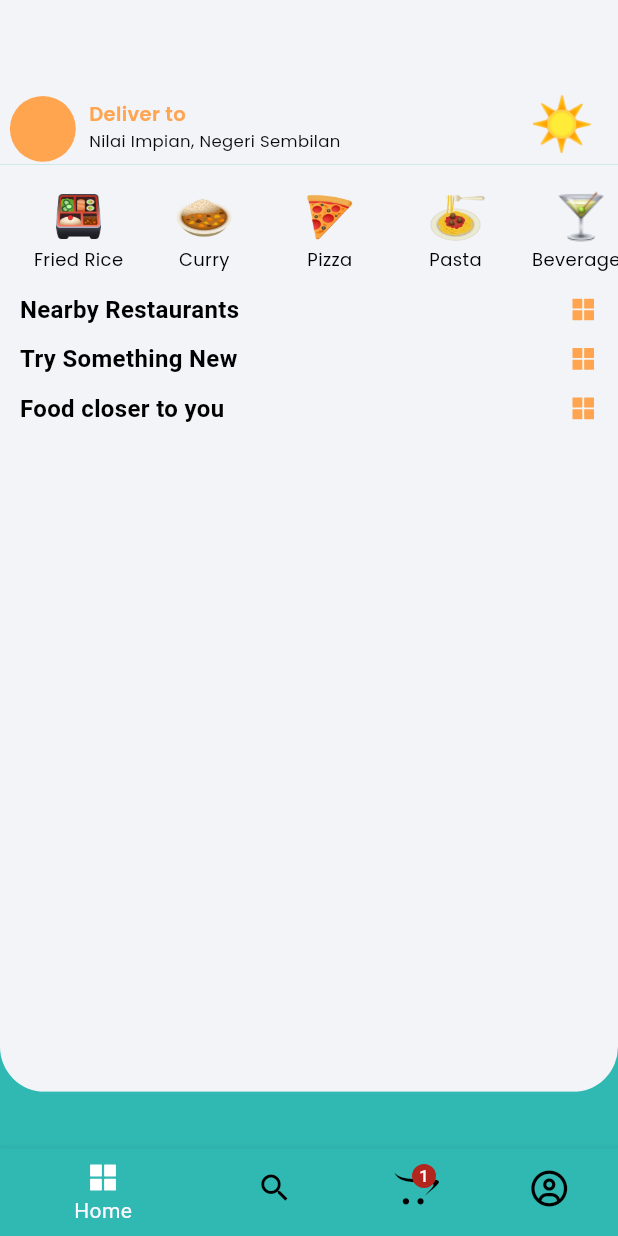
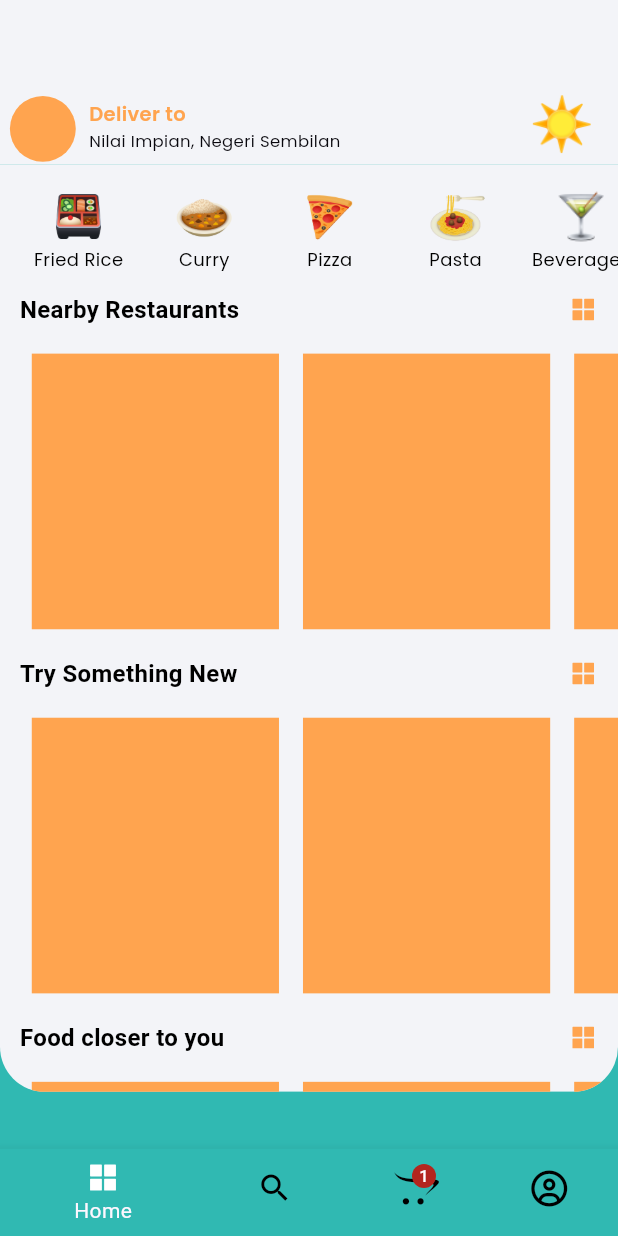
Before and after one commit to asyrafahmad/foodly_app, a Flutter app: the screen it shows after launch, on a phone screen of 412 x 824 dp. Run offline on Flutter 3.47's test engine with Material 3 defaults, Android fonts, the phone set to English and light mode, and no system bars; our stand-ins replace flutter_screenutil, flutter_vector_icons, get, google_fonts.

Commit message:
[Add] NearbyRestaurantList and FoodsList

```diff
--- a/lib/views/home/home_page.dart
+++ b/lib/views/home/home_page.dart
@@ -8,6 +8,8 @@ import 'package:foodly_app/views/home/all_fastest_food.dart';
 import 'package:foodly_app/views/home/all_nearby_restaurants.dart';
 import 'package:foodly_app/views/home/recommendations.dart';
 import 'package:foodly_app/views/home/widgets/category_list.dart';
+import 'package:foodly_app/views/home/widgets/food_list.dart';
+import 'package:foodly_app/views/home/widgets/nearby_restaurant_list.dart';
 import 'package:get/get.dart';
 
 class HomePage extends StatelessWidget {
@@ -33,7 +35,9 @@ class HomePage extends StatelessWidget {
                     transition: Transition.cupertino,
                     duration: const Duration(milliseconds: 300),
                   );
-                }),
+                }
+              ),
+              const NearbyRestaurantsList(),
               Heading(
                 text: 'Try Something New',
                 onTap: () {
@@ -41,7 +45,9 @@ class HomePage extends StatelessWidget {
                     transition: Transition.cupertino,
                     duration: const Duration(milliseconds: 300),
                   );
-              }),
+                }
+              ),
+              const FoodList(),
               Heading(
                 text: 'Food closer to you',
                 onTap: () {
@@ -49,7 +55,9 @@ class HomePage extends StatelessWidget {
                     transition: Transition.cupertino,
                     duration: const Duration(milliseconds: 300),
                   );
-              }),
+                }
+              ),
+              const FoodList(),
             ],
           )
         ),
--- /dev/null
+++ b/lib/views/home/widgets/food_list.dart
@@ -0,0 +1,32 @@
+import 'package:flutter/material.dart';
+import 'package:flutter_screenutil/flutter_screenutil.dart';
+import 'package:foodly_app/constants/constants.dart';
+import 'package:foodly_app/constants/uidata.dart';
+
+class FoodList extends StatelessWidget {
+  const FoodList({super.key});
+
+  @override
+  Widget build(BuildContext context) {
+    return Container(
+      height: 210.h,
+      padding: EdgeInsets.only(left: 12.w, top: 10.h),
+      child: ListView(
+        scrollDirection: Axis.horizontal,
+        children: List.generate(foods.length, (i) {
+          var food = foods[i];
+
+          return Padding(
+            padding: const EdgeInsets.all(8.0),
+            child: Container(
+              height: 200.h,
+              width: 150.w,
+              color: kSecondary,
+            ),
+          );
+
+        }),
+      ),
+    );
+  }
+}
--- /dev/null
+++ b/lib/views/home/widgets/nearby_restaurant_list.dart
@@ -0,0 +1,32 @@
+import 'package:flutter/material.dart';
+import 'package:flutter_screenutil/flutter_screenutil.dart';
+import 'package:foodly_app/constants/constants.dart';
+import 'package:foodly_app/constants/uidata.dart';
+
+class NearbyRestaurantsList extends StatelessWidget {
+  const NearbyRestaurantsList({super.key});
+
+  @override
+  Widget build(BuildContext context) {
+    return Container(
+      height: 210.h,
+      padding: EdgeInsets.only(left: 12.w, top: 10.h),
+      child: ListView(
+        scrollDirection: Axis.horizontal,
+        children: List.generate(restaurants.length, (i) {
+          var restaurant = restaurants[i];
+
+          return Padding(
+            padding: const EdgeInsets.all(8.0),
+            child: Container(
+              height: 200.h,
+              width: 150.w,
+              color: kSecondary,
+            ),
+          );
+
+        }),
+      ),
+    );
+  }
+}
```
